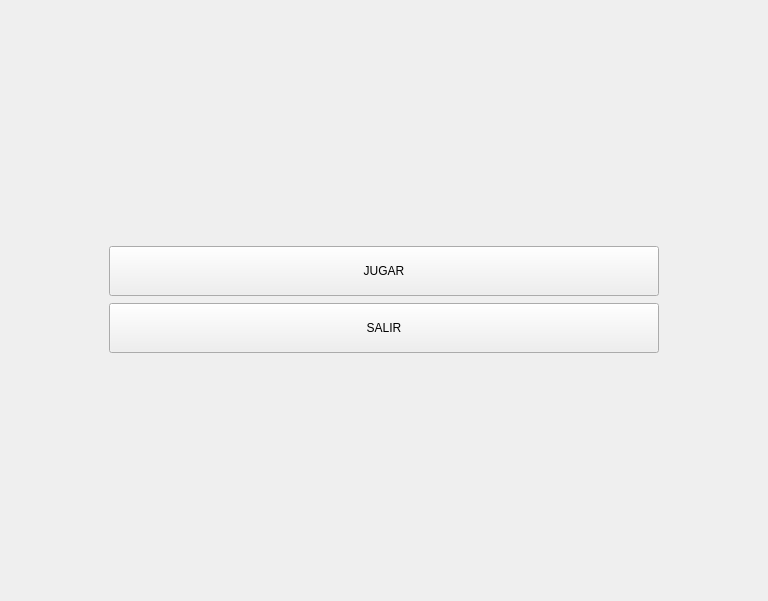
This is menu.ui in facurz55/Paper-Please as Qt 5 draws it before an edit. The edited form follows.
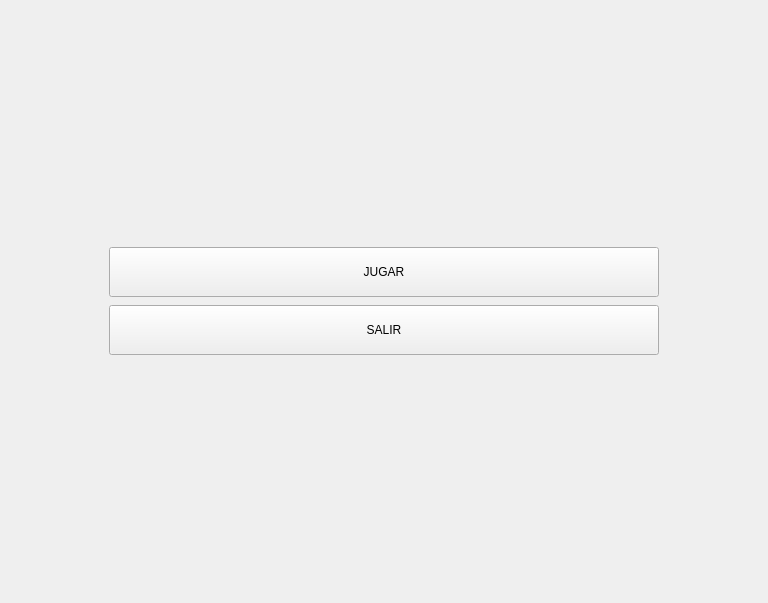
This is the edited form. Icons and pictures are not drawn.

Diff of the .ui file:
```diff
--- a/menu.ui
+++ b/menu.ui
@@ -7,7 +7,7 @@
     <x>0</x>
     <y>0</y>
     <width>768</width>
-    <height>601</height>
+    <height>603</height>
    </rect>
   </property>
   <property name="windowTitle">
```
